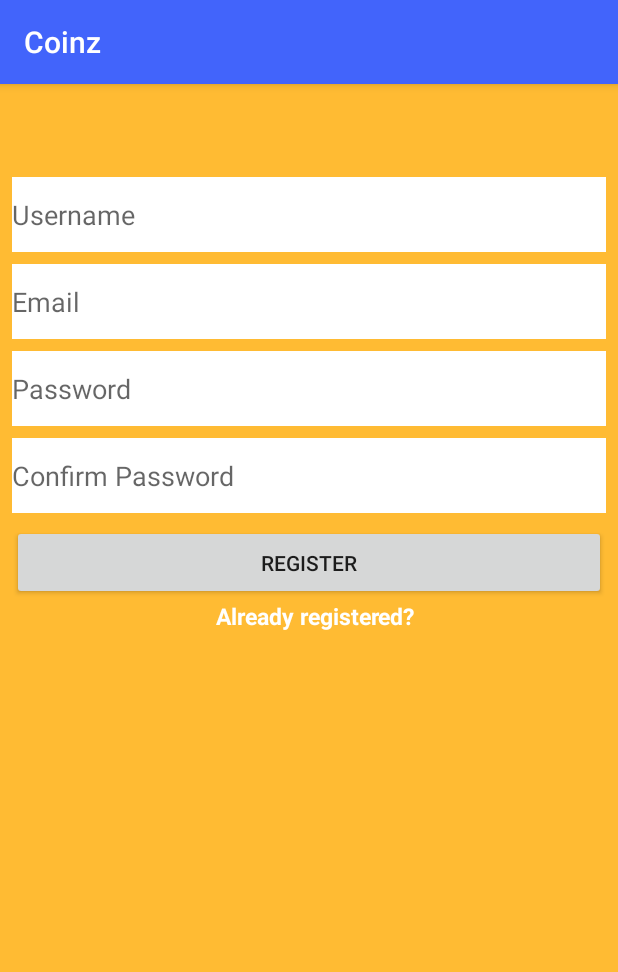
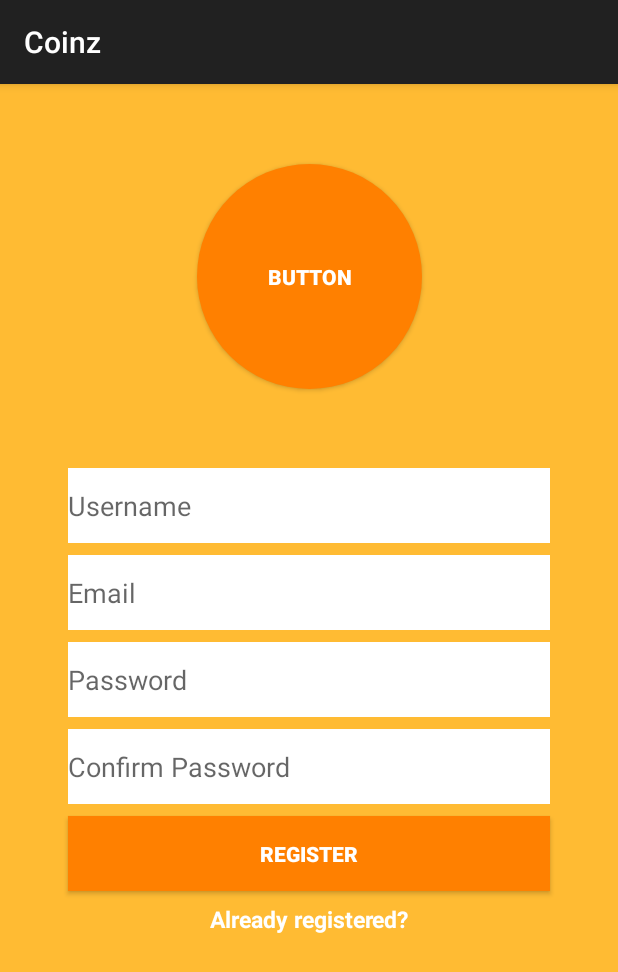
Before and after one commit to nik5y/Coinz, an Android app: the SignupActivity screen opened directly, with no data from a screen before it, on a phone screen of 412 x 824 dp. Shown: the top 972 px of the screen. Run offline under Robolectric (Android 15) with nearby library versions, the phone set to English and light mode, and no system bars; our stand-ins replace Firebase (no records; nobody signed in at launch, a user with empty details on screens opened directly).

Commit message:
COnnected to Storage and Cloud Database Added ability to add pictures to the storage Added ability to add user information to the database
*need to look in to the URL saved in the database. activity possibly looping.

```diff
--- a/app/src/main/java/uk/ac/ed/inf/coinz/LoginActivity.kt
+++ b/app/src/main/java/uk/ac/ed/inf/coinz/LoginActivity.kt
@@ -6,7 +6,7 @@
 import android.support.v7.app.AlertDialog
 import android.util.Log
 import com.google.firebase.auth.FirebaseAuth
-import kotlinx.android.synthetic.main.activity_login2.*
+import kotlinx.android.synthetic.main.activity_login.*
 //
 //
 class LoginActivity : AppCompatActivity() {
@@ -17,7 +17,7 @@
 
     override fun onCreate(savedInstanceState: Bundle?) {
         super.onCreate(savedInstanceState)
-        setContentView(R.layout.activity_login2)
+        setContentView(R.layout.activity_login)
 
         loginNotRegistered.setOnClickListener {
             goToSignup()
--- /dev/null
+++ b/app/src/main/res/drawable/orange_button.xml
@@ -0,0 +1,7 @@
+<?xml version="1.0" encoding="utf-8"?>
+<shape xmlns:android="http://schemas.android.com/apk/res/android">
+
+    <solid android:color="#ff8000"/>
+
+
+</shape>
--- /dev/null
+++ b/app/src/main/res/drawable/photo_circle.xml
@@ -0,0 +1,7 @@
+<?xml version="1.0" encoding="utf-8"?>
+<shape xmlns:android="http://schemas.android.com/apk/res/android">
+
+    <solid android:color="#ff8000"/>
+    <corners android:radius="75dp"/>
+
+</shape>
--- a/app/src/main/res/layout/activity_signup.xml
+++ b/app/src/main/res/layout/activity_signup.xml
@@ -12,9 +12,11 @@
         android:layout_width="0dp"
         android:layout_height="50dp"
         android:layout_marginTop="8dp"
-        android:text="Register"
-        app:layout_constraintEnd_toEndOf="@+id/registerPassword"
-        app:layout_constraintHorizontal_bias="0.0"
+        android:background="@drawable/orange_button"
+        android:text="@string/register"
+        android:textColor="@android:color/white"
+        android:textStyle="bold"
+        app:layout_constraintEnd_toEndOf="@+id/registerConfirmPassword"
         app:layout_constraintStart_toStartOf="@+id/registerPassword"
         app:layout_constraintTop_toBottomOf="@+id/registerConfirmPassword" />
 
@@ -22,14 +24,15 @@
         android:id="@+id/registerUsername"
         android:layout_width="0dp"
         android:layout_height="50dp"
-        android:layout_marginEnd="8dp"
-        android:layout_marginStart="8dp"
-        android:layout_marginTop="62dp"
+        android:layout_marginEnd="45dp"
+        android:layout_marginStart="45dp"
+        android:layout_marginTop="256dp"
         android:background="@android:color/white"
         android:ems="10"
-        android:hint="Username"
+        android:hint="@string/username"
         android:inputType="textPersonName"
         app:layout_constraintEnd_toEndOf="parent"
+        app:layout_constraintHorizontal_bias="1.0"
         app:layout_constraintStart_toStartOf="parent"
         app:layout_constraintTop_toTopOf="parent" />
 
@@ -40,7 +43,7 @@
         android:layout_marginTop="8dp"
         android:background="@android:color/white"
         android:ems="10"
-        android:hint="Email"
+        android:hint="@string/email"
         android:inputType="textEmailAddress"
         app:layout_constraintEnd_toEndOf="@+id/registerUsername"
         app:layout_constraintStart_toStartOf="@+id/registerUsername"
@@ -53,7 +56,7 @@
         android:layout_marginTop="8dp"
         android:background="@android:color/white"
         android:ems="10"
-        android:hint="Password"
+        android:hint="@string/password"
         android:inputType="textPassword"
         app:layout_constraintEnd_toEndOf="@+id/registerEmail"
         app:layout_constraintStart_toStartOf="@+id/registerEmail"
@@ -65,11 +68,12 @@
         android:layout_height="wrap_content"
         android:layout_marginEnd="8dp"
         android:layout_marginStart="8dp"
-        android:text="Already registered?"
+        android:layout_marginTop="8dp"
+        android:text="@string/already_registered"
         android:textColor="@android:color/white"
         android:textSize="15sp"
         android:textStyle="bold"
-        app:layout_constraintEnd_toEndOf="parent"
+        app:layout_constraintEnd_toEndOf="@+id/registerButton"
         app:layout_constraintStart_toStartOf="@+id/registerButton"
         app:layout_constraintTop_toBottomOf="@+id/registerButton" />
 
@@ -80,9 +84,26 @@
         android:layout_marginTop="8dp"
         android:background="@android:color/white"
         android:ems="10"
-        android:hint="Confirm Password"
+        android:hint="@string/confirm_password"
         android:inputType="textPassword"
         app:layout_constraintEnd_toEndOf="@+id/registerPassword"
         app:layout_constraintStart_toStartOf="@+id/registerPassword"
         app:layout_constraintTop_toBottomOf="@+id/registerPassword" />
+
+    <Button
+        android:id="@+id/registerPicture"
+        android:layout_width="150dp"
+        android:layout_height="150dp"
+        android:layout_marginBottom="8dp"
+        android:layout_marginEnd="8dp"
+        android:layout_marginStart="8dp"
+        android:layout_marginTop="8dp"
+        android:background="@drawable/photo_circle"
+        android:text="Button"
+        android:textColor="@color/mapboxWhite"
+        android:textStyle="bold"
+        app:layout_constraintBottom_toTopOf="@+id/registerUsername"
+        app:layout_constraintEnd_toEndOf="parent"
+        app:layout_constraintStart_toStartOf="parent"
+        app:layout_constraintTop_toTopOf="parent" />
 </android.support.constraint.ConstraintLayout>
--- a/app/src/main/res/values/strings.xml
+++ b/app/src/main/res/values/strings.xml
@@ -6,9 +6,11 @@
 
     <!-- Strings related to login -->
     <string name="prompt_email">Email</string>
-    <string name="prompt_password">Password (optional)</string>
-    <string name="action_sign_in">Sign in or register</string>
-    <string name="action_sign_in_short">Sign in</string>
+    <string name="prompt_password">Password</string>
+    <string name="prompt_conf_password">Confirm Password</string>
+    <string name="prompt_username">Username</string>
+    <string name="action_register">Register</string>
+    <string name="action_log_in">Log in</string>
     <string name="error_invalid_email">This email address is invalid</string>
     <string name="error_invalid_password">This password is too short</string>
     <string name="error_incorrect_password">This password is incorrect</string>
@@ -16,4 +18,12 @@
     <string name="permission_rationale">"Contacts permissions are needed for providing email
         completions."
     </string>
+    <string name="not_registered">Not registered?</string>
+    <string name="password">Password</string>
+    <string name="email">Email</string>
+    <string name="parent_val">parent</string>
+    <string name="confirm_password">Confirm Password</string>
+    <string name="already_registered">Already registered?</string>
+    <string name="username">Username</string>
+    <string name="register">Register</string>
 </resources>
```
Also changed, not shown: app/build.gradle (+7 -0 lines), app/src/main/AndroidManifest.xml (+5 -8 lines), app/src/main/java/uk/ac/ed/inf/coinz/MapsActivity.kt (+12 -7 lines), app/src/main/java/uk/ac/ed/inf/coinz/SignupActivity.kt (+93 -9 lines), app/src/main/res/layout/activity_login.xml (renamed from app/src/main/res/layout/activity_login2.xml, +17 -22 lines), 5 other files.
